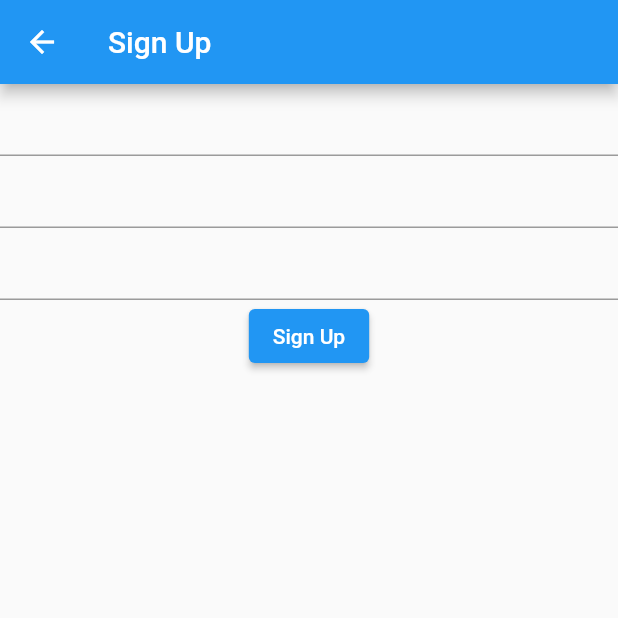
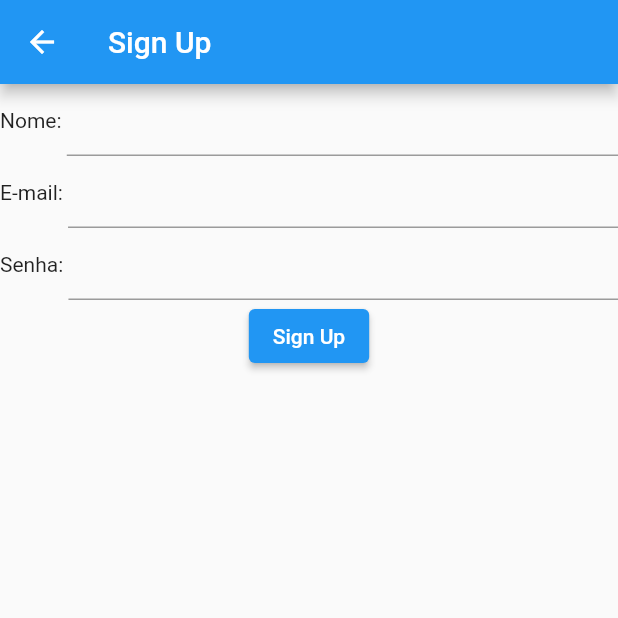
Before and after one commit to nikalumoglich/avm, a Flutter app: the SignUpScreen screen opened directly, on a phone screen of 412 x 824 dp, the top half of it. Run offline on Flutter 3.47's test engine with Material 2 defaults, Android fonts, the phone set to English and light mode, and no system bars.

```diff
--- a/frontend/avm/lib/Http/Dto/SignUpDto.dart
+++ b/frontend/avm/lib/Http/Dto/SignUpDto.dart
@@ -1,8 +1,3 @@
-import 'package:json_annotation/json_annotation.dart';
-
-part 'package:avm/Http/Dto/SignUpDto.g.dart';
-
-@JsonSerializable()
 class SignUpDto {
   SignUpDto(this.name, this.email, this.password);
 
@@ -10,7 +5,14 @@ class SignUpDto {
   String email;
   String password;
 
-  factory SignUpDto.fromJson(Map<String, dynamic> json) => _$SignUpDto(json);
+  SignUpDto.fromJson(Map<String, dynamic> json)
+      : name = json['name'],
+        email = json['email'],
+        password = json['password'];
 
-  Map<String, dynamic> toJson() => _$SignUpDto(this);
+  Map<String, dynamic> toJson() => {
+    'name': name,
+    'email': email,
+    'password': password,
+  };
 }
--- a/frontend/avm/lib/Screens/SignUpScreen.dart
+++ b/frontend/avm/lib/Screens/SignUpScreen.dart
@@ -1,4 +1,9 @@
+import 'dart:convert';
+
 import 'package:flutter/material.dart';
+import 'package:http/http.dart' as http;
+
+import 'package:avm/Http/Dto/SignUpDto.dart';
 
 class SignUpScreen extends StatefulWidget {
   const SignUpScreen({super.key});
@@ -29,17 +34,38 @@ class _SignUpScreenState extends State<SignUpScreen> {
       body: Center(
         child: Column(
           children: [
+            Row(
+              children: [
+                const Text('Nome: '),
+                Expanded(child:
                   TextField(
                     controller: nameController,
                   ),
+                ),
+              ],
+            ),
+            Row(
+              children: [
+                const Text('E-mail: '),
+                Expanded(child:
                   TextField(
                     controller: emailController,
                   ),
+                ),
+              ],
+            ),
+            Row(
+              children: [
+                const Text('Senha: '),
+                Expanded(child:
                   TextField(
                     controller: passwordController,
                     obscureText: true,
                     enableSuggestions: false,
                     autocorrect: false,
+                  ),
+                ),
+              ],
             ),
             ElevatedButton(
               child: const Text('Sign Up'),
@@ -51,12 +77,19 @@ class _SignUpScreenState extends State<SignUpScreen> {
     );
   }
 
-  void sendData() {
+  Future<void> sendData() async {
+    SignUpDto signupDto = SignUpDto(nameController.text, emailController.text, passwordController.text);
+    var url = Uri.http('192.168.15.17:3000', '/signup');
+    var response = await http.post(url, body: jsonEncode(signupDto.toJson()));
+    userCreated(response.body);
+  }
+
+  void userCreated(String result) {
     showDialog(
       context: context,
       builder: (context) {
         return AlertDialog(
-          content: Text(nameController.text),
+          content: Text('Result: $result'),
         );
       },
     );
--- a/frontend/avm/pubspec.yaml
+++ b/frontend/avm/pubspec.yaml
@@ -30,7 +30,6 @@ environment:
 dependencies:
   flutter:
     sdk: flutter
-  json_annotation: ^4.8.0
 
 
   # The following adds the Cupertino Icons font to your application.
@@ -40,6 +39,7 @@ dependencies:
 dev_dependencies:
   flutter_test:
     sdk: flutter
+  http: ^0.13.5
 
   # The "flutter_lints" package below contains a set of recommended lints to
   # encourage good coding practices. The lint set provided by the package is
@@ -47,8 +47,6 @@ dev_dependencies:
   # package. See that file for information about deactivating specific lint
   # rules and activating additional ones.
   flutter_lints: ^2.0.0
-  build_runner: ^2.3.3
-  json_serializable: ^6.6.1
 
 # For information on the generic Dart part of this file, see the
 # following page: https://dart.dev/tools/pub/pubspec
```
Also changed, not shown: frontend/avm/pubspec.lock. Lines whose indentation alone changed are shown as unchanged.
